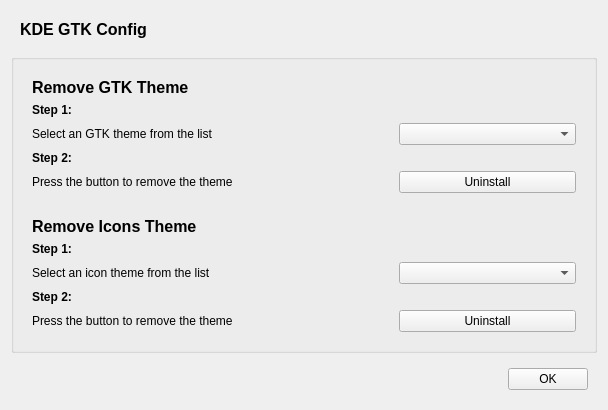
Before: the Qt Designer form src/ui/dialog_uninstaller.ui in KDE/kde-gtk-config, drawn with Qt 5.
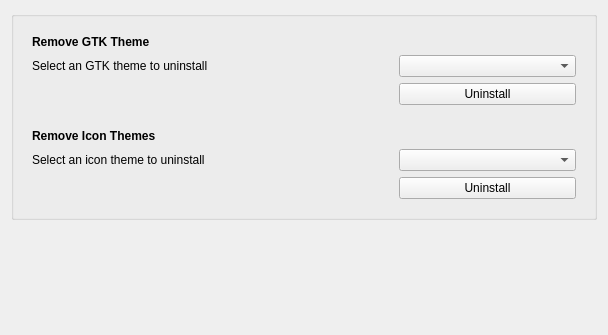
After: the same form once the commit is applied. Icons and pictures are not drawn.

Commit message: Also port the Uninstaller dialog to KDialog

The edit to the form file:
```diff
--- a/src/ui/dialog_uninstaller.ui
+++ b/src/ui/dialog_uninstaller.ui
@@ -13,83 +13,8 @@
   <property name="windowTitle">
    <string>Remove Themes</string>
   </property>
-  <layout class="QGridLayout" name="gridLayout_2">
-   <item row="0" column="0">
-    <widget class="QWidget" name="widget_2" native="true">
-     <layout class="QHBoxLayout" name="horizontalLayout">
-      <item>
-       <widget class="QLabel" name="label_8">
-        <property name="sizePolicy">
-         <sizepolicy hsizetype="Preferred" vsizetype="Preferred">
-          <horstretch>0</horstretch>
-          <verstretch>0</verstretch>
-         </sizepolicy>
-        </property>
-        <property name="text">
-         <string>&lt;!DOCTYPE HTML PUBLIC &quot;-//W3C//DTD HTML 4.0//EN&quot; &quot;http://www.w3.org/TR/REC-html40/strict.dtd&quot;&gt;
-&lt;html&gt;&lt;head&gt;&lt;meta name=&quot;qrichtext&quot; content=&quot;1&quot; /&gt;&lt;style type=&quot;text/css&quot;&gt;
-p, li { white-space: pre-wrap; }
-&lt;/style&gt;&lt;/head&gt;&lt;body style=&quot; font-family:'Sans Serif'; font-size:9pt; font-weight:400; font-style:normal;&quot;&gt;
-&lt;p style=&quot; margin-top:0px; margin-bottom:0px; margin-left:0px; margin-right:0px; -qt-block-indent:0; text-indent:0px;&quot;&gt;&lt;span style=&quot; font-size:12pt; font-weight:600;&quot;&gt;KDE GTK Config&lt;/span&gt;&lt;/p&gt;&lt;/body&gt;&lt;/html&gt;</string>
-        </property>
-       </widget>
-      </item>
-      <item>
-       <widget class="QLabel" name="label_11">
-        <property name="text">
-         <string/>
-        </property>
-        <property name="pixmap">
-         <pixmap>../../../../../../../usr/share/icons/oxygen/48x48/apps/utilities-file-archiver.png</pixmap>
-        </property>
-        <property name="alignment">
-         <set>Qt::AlignRight|Qt::AlignTrailing|Qt::AlignVCenter</set>
-        </property>
-       </widget>
-      </item>
-     </layout>
-    </widget>
-   </item>
-   <item row="3" column="0">
-    <widget class="QWidget" name="widget_3" native="true">
-     <layout class="QHBoxLayout" name="horizontalLayout_2">
-      <item>
-       <spacer name="horizontalSpacer">
-        <property name="orientation">
-         <enum>Qt::Horizontal</enum>
-        </property>
-        <property name="sizeHint" stdset="0">
-         <size>
-          <width>515</width>
-          <height>20</height>
-         </size>
-        </property>
-       </spacer>
-      </item>
-      <item>
-       <widget class="QPushButton" name="but_accept">
-        <property name="text">
-         <string>OK</string>
-        </property>
-       </widget>
-      </item>
-     </layout>
-    </widget>
-   </item>
-   <item row="2" column="0">
-    <spacer name="verticalSpacer">
-     <property name="orientation">
-      <enum>Qt::Vertical</enum>
-     </property>
-     <property name="sizeHint" stdset="0">
-      <size>
-       <width>20</width>
-       <height>40</height>
-      </size>
-     </property>
-    </spacer>
-   </item>
-   <item row="1" column="0">
+  <layout class="QVBoxLayout" name="verticalLayout">
+   <item>
     <widget class="QGroupBox" name="groupBox">
      <property name="minimumSize">
       <size>
@@ -103,50 +28,18 @@
        <height>16777215</height>
       </size>
      </property>
-     <layout class="QGridLayout" name="gridLayout">
-      <item row="0" column="0" colspan="2">
+     <layout class="QVBoxLayout" name="verticalLayout_2">
+      <item>
        <widget class="QFrame" name="frame_2">
         <layout class="QGridLayout" name="gridLayout_6">
-         <item row="2" column="0" colspan="2">
-          <widget class="QLabel" name="label_3">
-           <property name="text">
-            <string>Select an GTK theme from the list</string>
-           </property>
-          </widget>
-         </item>
-         <item row="4" column="0" colspan="2">
-          <widget class="QLabel" name="label">
-           <property name="text">
-            <string>Press the button to remove the theme</string>
-           </property>
-          </widget>
-         </item>
          <item row="1" column="0" colspan="2">
-          <widget class="QLabel" name="label_2">
+          <widget class="QLabel" name="label_3">
            <property name="text">
-            <string>&lt;b&gt;Step 1:&lt;/b&gt;</string>
+            <string>Select an GTK theme to uninstall</string>
            </property>
           </widget>
          </item>
-         <item row="3" column="0" colspan="2">
-          <widget class="QLabel" name="label_5">
-           <property name="text">
-            <string>&lt;b&gt;Step 2:&lt;/b&gt;</string>
-           </property>
-          </widget>
-         </item>
-         <item row="0" column="0">
-          <widget class="QLabel" name="label_10">
-           <property name="text">
-            <string>&lt;!DOCTYPE HTML PUBLIC &quot;-//W3C//DTD HTML 4.0//EN&quot; &quot;http://www.w3.org/TR/REC-html40/strict.dtd&quot;&gt;
-&lt;html&gt;&lt;head&gt;&lt;meta name=&quot;qrichtext&quot; content=&quot;1&quot; /&gt;&lt;style type=&quot;text/css&quot;&gt;
-p, li { white-space: pre-wrap; }
-&lt;/style&gt;&lt;/head&gt;&lt;body style=&quot; font-family:'Sans Serif'; font-size:9pt; font-weight:400; font-style:normal;&quot;&gt;
-&lt;p style=&quot; margin-top:0px; margin-bottom:0px; margin-left:0px; margin-right:0px; -qt-block-indent:0; text-indent:0px;&quot;&gt;&lt;span style=&quot; font-size:12pt; font-weight:600;&quot;&gt;Remove GTK Theme&lt;/span&gt;&lt;/p&gt;&lt;/body&gt;&lt;/html&gt;</string>
-           </property>
-          </widget>
-         </item>
-         <item row="2" column="2">
+         <item row="1" column="2">
           <widget class="QComboBox" name="cb_uninstall_theme">
            <property name="minimumSize">
             <size>
@@ -156,7 +49,7 @@
            </property>
           </widget>
          </item>
-         <item row="4" column="2">
+         <item row="3" column="2">
           <widget class="QPushButton" name="but_uninstall_theme">
            <property name="text">
             <string>Uninstall</string>
@@ -173,48 +66,59 @@
            </property>
           </widget>
          </item>
+         <item row="0" column="0">
+          <widget class="QLabel" name="label_10">
+           <property name="font">
+            <font>
+             <weight>75</weight>
+             <bold>true</bold>
+            </font>
+           </property>
+           <property name="text">
+            <string>Remove GTK Theme</string>
+           </property>
+          </widget>
+         </item>
         </layout>
        </widget>
       </item>
-      <item row="1" column="0" colspan="2">
+      <item>
        <widget class="QFrame" name="frame_3">
         <layout class="QGridLayout" name="gridLayout_7">
+         <item row="3" column="2">
+          <widget class="QPushButton" name="but_uninstall_icon">
+           <property name="text">
+            <string>Uninstall</string>
+           </property>
+          </widget>
+         </item>
          <item row="2" column="0" colspan="2">
           <widget class="QLabel" name="label_6">
            <property name="text">
-            <string>Select an icon theme from the list</string>
+            <string>Select an icon theme to uninstall</string>
            </property>
           </widget>
          </item>
-         <item row="3" column="0" colspan="2">
-          <widget class="QLabel" name="label_4">
+         <item row="0" column="1" colspan="2">
+          <widget class="QLabel" name="lb_notice_uninstall_icon">
            <property name="text">
-            <string>&lt;b&gt;Step 2:&lt;/b&gt;</string>
+            <string/>
            </property>
-          </widget>
-         </item>
-         <item row="1" column="0">
-          <widget class="QLabel" name="label_7">
-           <property name="text">
-            <string>&lt;b&gt;Step 1:&lt;/b&gt;</string>
-           </property>
-          </widget>
-         </item>
-         <item row="4" column="0" colspan="2">
-          <widget class="QLabel" name="label_9">
-           <property name="text">
-            <string>Press the button to remove the theme</string>
+           <property name="alignment">
+            <set>Qt::AlignRight|Qt::AlignTrailing|Qt::AlignVCenter</set>
            </property>
           </widget>
          </item>
          <item row="0" column="0">
           <widget class="QLabel" name="label_12">
+           <property name="font">
+            <font>
+             <weight>75</weight>
+             <bold>true</bold>
+            </font>
+           </property>
            <property name="text">
-            <string>&lt;!DOCTYPE HTML PUBLIC &quot;-//W3C//DTD HTML 4.0//EN&quot; &quot;http://www.w3.org/TR/REC-html40/strict.dtd&quot;&gt;
-&lt;html&gt;&lt;head&gt;&lt;meta name=&quot;qrichtext&quot; content=&quot;1&quot; /&gt;&lt;style type=&quot;text/css&quot;&gt;
-p, li { white-space: pre-wrap; }
-&lt;/style&gt;&lt;/head&gt;&lt;body style=&quot; font-family:'Sans Serif'; font-size:9pt; font-weight:400; font-style:normal;&quot;&gt;
-&lt;p style=&quot; margin-top:0px; margin-bottom:0px; margin-left:0px; margin-right:0px; -qt-block-indent:0; text-indent:0px;&quot;&gt;&lt;span style=&quot; font-size:12pt; font-weight:600;&quot;&gt;Remove Icons Theme&lt;/span&gt;&lt;/p&gt;&lt;/body&gt;&lt;/html&gt;</string>
+            <string>Remove Icon Themes</string>
            </property>
           </widget>
          </item>
@@ -228,29 +132,25 @@
            </property>
           </widget>
          </item>
-         <item row="4" column="2">
-          <widget class="QPushButton" name="but_uninstall_icon">
-           <property name="text">
-            <string>Uninstall</string>
-           </property>
-          </widget>
-         </item>
-         <item row="0" column="1" colspan="2">
-          <widget class="QLabel" name="lb_notice_uninstall_icon">
-           <property name="text">
-            <string/>
-           </property>
-           <property name="alignment">
-            <set>Qt::AlignRight|Qt::AlignTrailing|Qt::AlignVCenter</set>
-           </property>
-          </widget>
-         </item>
         </layout>
        </widget>
       </item>
      </layout>
     </widget>
    </item>
+   <item>
+    <spacer name="verticalSpacer">
+     <property name="orientation">
+      <enum>Qt::Vertical</enum>
+     </property>
+     <property name="sizeHint" stdset="0">
+      <size>
+       <width>20</width>
+       <height>40</height>
+      </size>
+     </property>
+    </spacer>
+   </item>
   </layout>
  </widget>
  <resources/>
```
Left out of the diff: 19 changed lines with no effect on the pictures. The commit also changes 2 other files.
